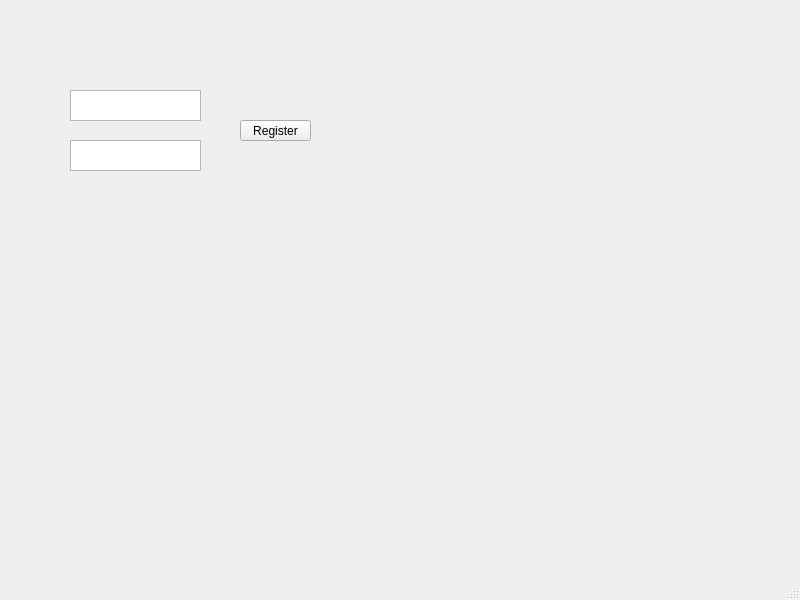
First picture: the form in ds_campus_local/campus_local/mainwindow.ui, repository superman0l/campus, before the edit.
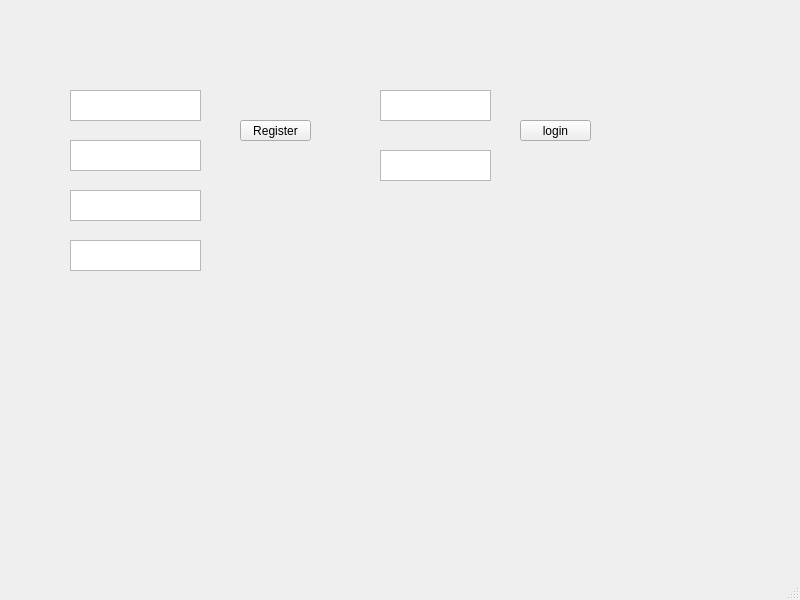
Second picture: the form after the edit.

Commit message: --修改register --实现login --ui中register和login按钮测试用 --将user的get_name和get_id更改为const

```diff
--- a/ds_campus_local/campus_local/mainwindow.ui
+++ b/ds_campus_local/campus_local/mainwindow.ui
@@ -47,6 +47,59 @@
      <string>Register</string>
     </property>
    </widget>
+   <widget class="QTextEdit" name="rgs_name">
+    <property name="geometry">
+     <rect>
+      <x>70</x>
+      <y>190</y>
+      <width>131</width>
+      <height>31</height>
+     </rect>
+    </property>
+   </widget>
+   <widget class="QTextEdit" name="rgs_class">
+    <property name="geometry">
+     <rect>
+      <x>70</x>
+      <y>240</y>
+      <width>131</width>
+      <height>31</height>
+     </rect>
+    </property>
+   </widget>
+   <widget class="QTextEdit" name="login_id">
+    <property name="geometry">
+     <rect>
+      <x>380</x>
+      <y>90</y>
+      <width>111</width>
+      <height>31</height>
+     </rect>
+    </property>
+   </widget>
+   <widget class="QTextEdit" name="login_pswd">
+    <property name="geometry">
+     <rect>
+      <x>380</x>
+      <y>150</y>
+      <width>111</width>
+      <height>31</height>
+     </rect>
+    </property>
+   </widget>
+   <widget class="QPushButton" name="login">
+    <property name="geometry">
+     <rect>
+      <x>520</x>
+      <y>120</y>
+      <width>71</width>
+      <height>21</height>
+     </rect>
+    </property>
+    <property name="text">
+     <string>login</string>
+    </property>
+   </widget>
   </widget>
   <widget class="QMenuBar" name="menubar">
    <property name="geometry">
```
The commit also changes 73 other files.
